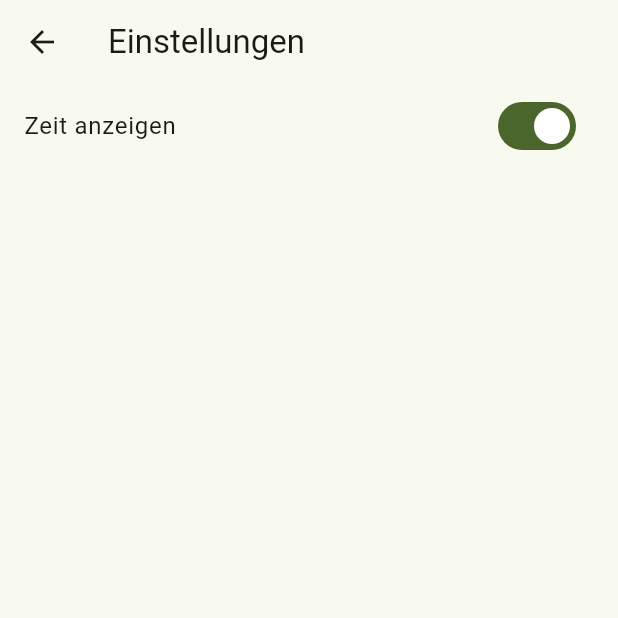
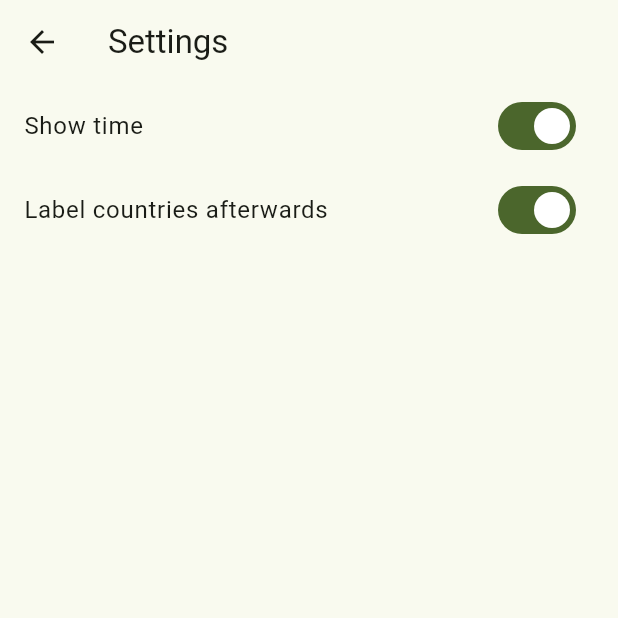
Before and after one commit to josxha/geo_quiz, a Flutter app: the SettingsScreen screen opened directly, on a phone screen of 412 x 824 dp, the top half of it. Run offline on Flutter 3.47's test engine with Material 2 defaults, Android fonts, the phone set to English and light mode, and no system bars; our stand-ins replace flutter_map, get_it, latlong2; missing offline and left inert: flutter_map_geojson, point_in_polygon.

```diff
--- a/lib/settings_screen/settings_screen.dart
+++ b/lib/settings_screen/settings_screen.dart
@@ -15,14 +15,21 @@ class _SettingsScreenState extends State<SettingsScreen> {
   @override
   Widget build(BuildContext context) {
     return Scaffold(
-      appBar: AppBar(title: const Text('Einstellungen')),
+      appBar: AppBar(title: const Text('Settings')),
       body: ListView(
         children: [
           SwitchListTile(
-            title: const Text('Zeit anzeigen'),
+            title: const Text('Show time'),
             value: _prefService.showTime,
             onChanged: (value) => setState(() {
               _prefService.showTime = value;
+            }),
+          ),
+          SwitchListTile(
+            title: const Text('Label countries afterwards'),
+            value: _prefService.labelCountriesAfterGuessed,
+            onChanged: (value) => setState(() {
+              _prefService.labelCountriesAfterGuessed = value;
             }),
           ),
         ],
--- a/lib/start_screen/start_screen.dart
+++ b/lib/start_screen/start_screen.dart
@@ -45,7 +45,7 @@ class StartScreen extends StatelessWidget {
                               Icon(Icons.play_circle),
                               Spacer(),
                               Text(
-                                'Spiel starten',
+                                'Start game',
                                 style: TextStyle(fontSize: 20),
                               ),
                             ],
@@ -62,7 +62,7 @@ class StartScreen extends StatelessWidget {
                               Icon(Icons.settings),
                               Spacer(),
                               Text(
-                                'Einstellungen',
+                                'Settings',
                                 style: TextStyle(fontSize: 20),
                               ),
                             ],
```
Also changed, not shown: lib/quiz_screen/quiz_screen.dart (+17 -3 lines), lib/quiz_screen/result_dialog.dart (added, +41 -0 lines), 1 other file.
